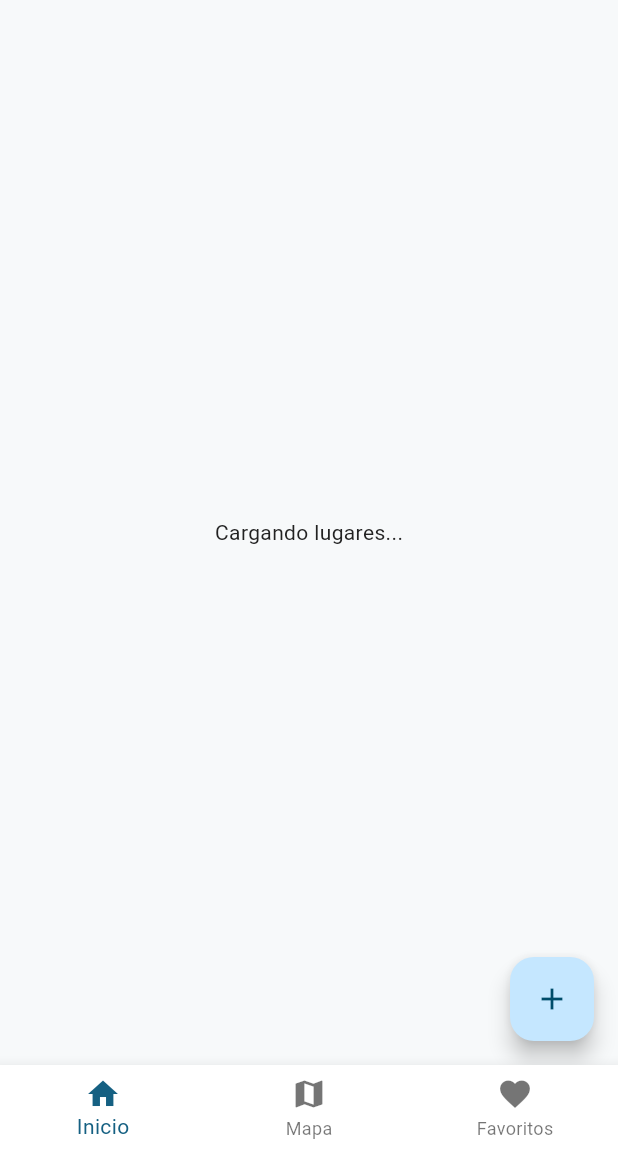
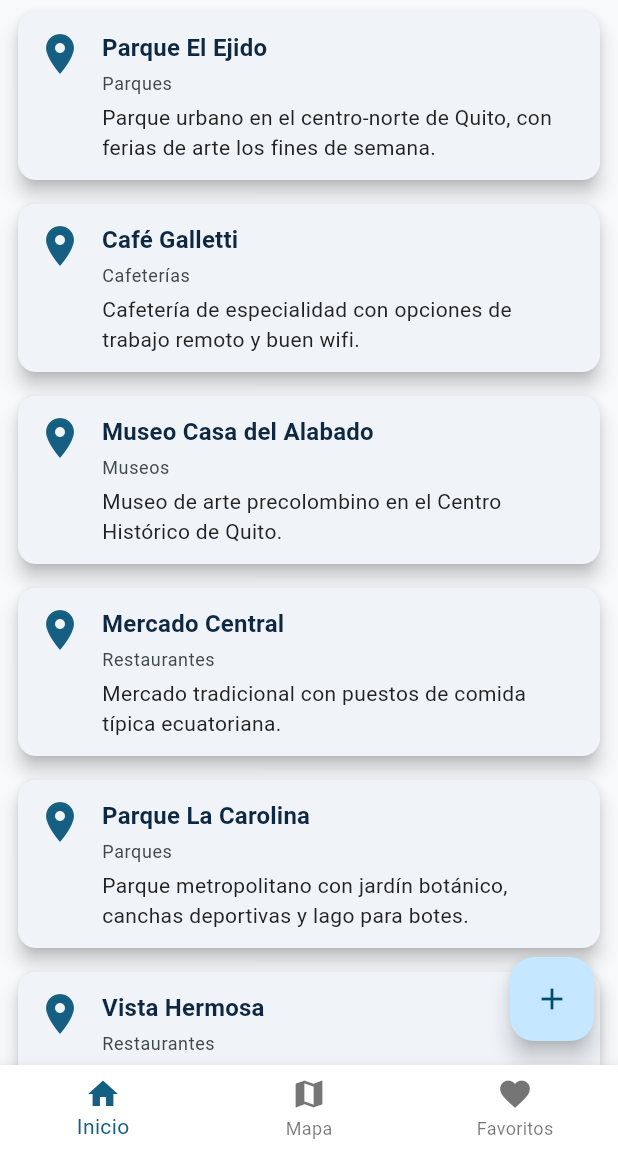
Before and after one commit to rnogales73-ec/exploraapp-demo, a Flutter app: the screen it shows after launch, on a phone screen of 412 x 824 dp, the part 84-1236 px from its top. Run offline on Flutter 3.47's test engine with Material 3 defaults, Android fonts, the phone set to English and light mode, and no system bars.

Commit message:
Guardar cambios de la sesión

```diff
--- a/lib/models/place.dart
+++ b/lib/models/place.dart
@@ -26,7 +26,8 @@ final List<Place> lugaresEjemplo = [
     id: '1',
     nombre: 'Parque El Ejido',
     categoria: 'Parques',
-    descripcion: 'Parque urbano en el centro-norte de Quito, con ferias de arte los fines de semana.',
+    descripcion:
+        'Parque urbano en el centro-norte de Quito, con ferias de arte los fines de semana.',
     lat: -0.2073,
     lng: -78.4900,
   ),
@@ -34,7 +35,8 @@ final List<Place> lugaresEjemplo = [
     id: '2',
     nombre: 'Café Galletti',
     categoria: 'Cafeterías',
-    descripcion: 'Cafetería de especialidad con opciones de trabajo remoto y buen wifi.',
+    descripcion:
+        'Cafetería de especialidad con opciones de trabajo remoto y buen wifi.',
     lat: -0.1938,
     lng: -78.4869,
   ),
@@ -50,7 +52,8 @@ final List<Place> lugaresEjemplo = [
     id: '4',
     nombre: 'Mercado Central',
     categoria: 'Restaurantes',
-    descripcion: 'Mercado tradicional con puestos de comida típica ecuatoriana.',
+    descripcion:
+        'Mercado tradicional con puestos de comida típica ecuatoriana.',
     lat: -0.2185,
     lng: -78.5110,
   ),
@@ -58,7 +61,8 @@ final List<Place> lugaresEjemplo = [
     id: '5',
     nombre: 'Parque La Carolina',
     categoria: 'Parques',
-    descripcion: 'Parque metropolitano con jardín botánico, canchas deportivas y lago para botes.',
+    descripcion:
+        'Parque metropolitano con jardín botánico, canchas deportivas y lago para botes.',
     lat: -0.1807,
     lng: -78.4859,
   ),
@@ -66,7 +70,8 @@ final List<Place> lugaresEjemplo = [
     id: '6',
     nombre: 'Vista Hermosa',
     categoria: 'Restaurantes',
-    descripcion: 'Restaurante con terraza y vista panorámica del Centro Histórico.',
+    descripcion:
+        'Restaurante con terraza y vista panorámica del Centro Histórico.',
     lat: -0.2199,
     lng: -78.5122,
   ),
@@ -84,13 +89,14 @@ final List<Place> lugaresEjemplo = [
 // real agrega un delay (para que el loading se note) y los parámetros
 // forzarError/forzarVacio, que simulan los otros dos estados a pedido,
 // sin depender de una red real.
-Future<List<Place>> fetchLugaresSimulado({bool forzarError = false, bool forzarVacio = false}) async {
-  return lugaresEjemplo;
+// Future<List<Place>> fetchLugaresSimulado({bool forzarError = false, bool forzarVacio = false}) async {
+//   return lugaresEjemplo;
+// }
+Future<List<Place>> fetchLugaresSimulado(
+    {bool forzarError = false, bool forzarVacio = false}) async {
+  await Future.delayed(const Duration(seconds: 1));
+  if (forzarError) {
+    throw Exception('No se pudo conectar con el servidor (simulado)');
+  }
+  return forzarVacio ? <Place>[] : lugaresEjemplo;
 }
-// Future<List<Place>> fetchLugaresSimulado({bool forzarError = false, bool forzarVacio = false}) async {
-//   await Future.delayed(const Duration(seconds: 1));
-//   if (forzarError) {
-//     throw Exception('No se pudo conectar con el servidor (simulado)');
-//   }
-//   return forzarVacio ? <Place>[] : lugaresEjemplo;
-// }
--- a/lib/screens/home_screen.dart
+++ b/lib/screens/home_screen.dart
@@ -34,7 +34,8 @@ class _HomeScreenState extends State<HomeScreen> {
   /// depender de una red real — no existen en la versión final de la app.
   void _cargar() {
     setState(() {
-      _futuroLugares = fetchLugaresSimulado(forzarError: _modoDebugError, forzarVacio: _modoDebugVacio);
+      _futuroLugares = fetchLugaresSimulado(
+          forzarError: _modoDebugError, forzarVacio: _modoDebugVacio);
     });
   }
 
@@ -64,23 +65,24 @@ class _HomeScreenState extends State<HomeScreen> {
       // "vacío" y "falló" — el FutureBuilder real inspecciona el estado
       // del snapshot y dibuja LoadingView/ErrorView/EmptyView según
       // corresponda, para que la pantalla nunca quede en blanco.
-      body: const Center(child: Text('Cargando lugares...')),
-      // body: FutureBuilder<List<Place>>(
-      //   future: _futuroLugares,
-      //   builder: (context, snapshot) {
-      //     if (snapshot.connectionState == ConnectionState.waiting) {
-      //       return const LoadingView(mensaje: 'Buscando lugares cercanos...');
-      //     }
-      //     if (snapshot.hasError) {
-      //       return ErrorView(mensaje: '${snapshot.error}', onReintentar: _cargar);
-      //     }
-      //     final lugares = snapshot.data ?? [];
-      //     if (lugares.isEmpty) {
-      //       return const EmptyView(mensaje: 'Todavía no hay lugares guardados');
-      //     }
-      //     return _buildLista(lugares);
-      //   },
-      // ),
+      // body: const Center(child: Text('Cargando lugares...')),
+      body: FutureBuilder<List<Place>>(
+        future: _futuroLugares,
+        builder: (context, snapshot) {
+          if (snapshot.connectionState == ConnectionState.waiting) {
+            return const LoadingView(mensaje: 'Buscando lugares cercanos...');
+          }
+          if (snapshot.hasError) {
+            return ErrorView(
+                mensaje: '${snapshot.error}', onReintentar: _cargar);
+          }
+          final lugares = snapshot.data ?? [];
+          if (lugares.isEmpty) {
+            return const EmptyView(mensaje: 'Todavía no hay lugares guardados');
+          }
+          return _buildLista(lugares);
+        },
+      ),
       floatingActionButton: FloatingActionButton(
         onPressed: () async {
           await Navigator.push(
@@ -99,30 +101,30 @@ class _HomeScreenState extends State<HomeScreen> {
   // sin importar el ancho de pantalla — la versión real usa
   // LayoutBuilder para leer el ancho disponible y elegir ListView
   // (teléfono angosto) o GridView de 2-3 columnas (pantalla ancha).
-  Widget _buildLista(List<Place> lugares) => ListView.builder(
-        itemCount: lugares.length,
-        itemBuilder: (context, index) => PlaceCard(place: lugares[index]),
-      );
-  // Widget _buildLista(List<Place> lugares) {
-  //   return LayoutBuilder(
-  //     builder: (context, constraints) {
-  //       if (constraints.maxWidth < 600) {
-  //         return ListView.builder(
-  //           itemCount: lugares.length,
-  //           itemBuilder: (context, index) => PlaceCard(place: lugares[index]),
-  //         );
-  //       }
-  //       final columnas = constraints.maxWidth < 900 ? 2 : 3;
-  //       return GridView.builder(
-  //         padding: const EdgeInsets.all(AppSpacing.sm),
-  //         gridDelegate: SliverGridDelegateWithFixedCrossAxisCount(
-  //           crossAxisCount: columnas,
-  //           childAspectRatio: 2.2,
-  //         ),
-  //         itemCount: lugares.length,
-  //         itemBuilder: (context, index) => PlaceCard(place: lugares[index]),
-  //       );
-  //     },
-  //   );
-  // }
+  // Widget _buildLista(List<Place> lugares) => ListView.builder(
+  //       itemCount: lugares.length,
+  //       itemBuilder: (context, index) => PlaceCard(place: lugares[index]),
+  //     );
+  Widget _buildLista(List<Place> lugares) {
+    return LayoutBuilder(
+      builder: (context, constraints) {
+        if (constraints.maxWidth < 600) {
+          return ListView.builder(
+            itemCount: lugares.length,
+            itemBuilder: (context, index) => PlaceCard(place: lugares[index]),
+          );
+        }
+        final columnas = constraints.maxWidth < 900 ? 2 : 3;
+        return GridView.builder(
+          padding: const EdgeInsets.all(AppSpacing.sm),
+          gridDelegate: SliverGridDelegateWithFixedCrossAxisCount(
+            crossAxisCount: columnas,
+            childAspectRatio: 2.2,
+          ),
+          itemCount: lugares.length,
+          itemBuilder: (context, index) => PlaceCard(place: lugares[index]),
+        );
+      },
+    );
+  }
 }
--- a/lib/theme/app_theme.dart
+++ b/lib/theme/app_theme.dart
@@ -34,13 +34,15 @@ class AppTheme {
         elevation: 0,
       ),
       textTheme: const TextTheme(
-        titleLarge: TextStyle(fontSize: 22, fontWeight: FontWeight.bold, color: navy),
-        titleMedium: TextStyle(fontSize: 16, fontWeight: FontWeight.bold, color: navy),
+        titleLarge:
+            TextStyle(fontSize: 22, fontWeight: FontWeight.bold, color: navy),
+        titleMedium:
+            TextStyle(fontSize: 16, fontWeight: FontWeight.bold, color: navy),
         bodyMedium: TextStyle(fontSize: 14, color: Color(0xFF222222)),
         bodySmall: TextStyle(fontSize: 12),
       ),
       cardTheme: CardThemeData(
-        elevation: 1,
+        elevation: 5,
         shape: RoundedRectangleBorder(borderRadius: BorderRadius.circular(12)),
       ),
       elevatedButtonTheme: ElevatedButtonThemeData(
--- a/lib/widgets/place_card.dart
+++ b/lib/widgets/place_card.dart
@@ -13,7 +13,8 @@ class PlaceCard extends StatelessWidget {
   @override
   Widget build(BuildContext context) {
     return Card(
-      margin: const EdgeInsets.symmetric(horizontal: AppSpacing.md, vertical: AppSpacing.sm),
+      margin: const EdgeInsets.symmetric(
+          horizontal: AppSpacing.md, vertical: AppSpacing.sm),
       child: InkWell(
         onTap: () => Navigator.push(
           context,
@@ -24,14 +25,14 @@ class PlaceCard extends StatelessWidget {
         // textos sueltos de la tarjeta, sin contexto — el label/hint de
         // abajo describe la tarjeta completa como un solo elemento
         // interactivo, con instrucción de qué hace al tocarla.
-        child: _buildContenido(context),
-        // child: Semantics(
-        //   label: '${place.nombre}, categoría ${place.categoria}',
-        //   hint: 'Toca dos veces para ver el detalle',
-        //   button: true,
-        //   excludeSemantics: true,
-        //   child: _buildContenido(context),
-        // ),
+        // child: _buildContenido(context),
+        child: Semantics(
+          label: '${place.nombre}, categoría ${place.categoria}',
+          hint: 'Toca dos veces para ver el detalle',
+          button: true,
+          excludeSemantics: true,
+          child: _buildContenido(context),
+        ),
       ),
     );
   }
@@ -43,7 +44,8 @@ class PlaceCard extends StatelessWidget {
       child: Row(
         crossAxisAlignment: CrossAxisAlignment.start,
         children: [
-          Icon(Icons.place, size: 32, color: Theme.of(context).colorScheme.primary),
+          Icon(Icons.place,
+              size: 32, color: Theme.of(context).colorScheme.primary),
           const SizedBox(width: AppSpacing.md),
           Expanded(
             child: Column(
@@ -55,7 +57,9 @@ class PlaceCard extends StatelessWidget {
                   overflow: TextOverflow.ellipsis,
                 ),
                 const SizedBox(height: AppSpacing.xs),
-                Text(place.categoria, style: estilos.bodySmall?.copyWith(color: Theme.of(context).colorScheme.onSurfaceVariant)),
+                Text(place.categoria,
+                    style: estilos.bodySmall?.copyWith(
+                        color: Theme.of(context).colorScheme.onSurfaceVariant)),
                 const SizedBox(height: AppSpacing.xs),
                 Text(
                   place.descripcion,
```
Also changed, not shown: 1 other file.
